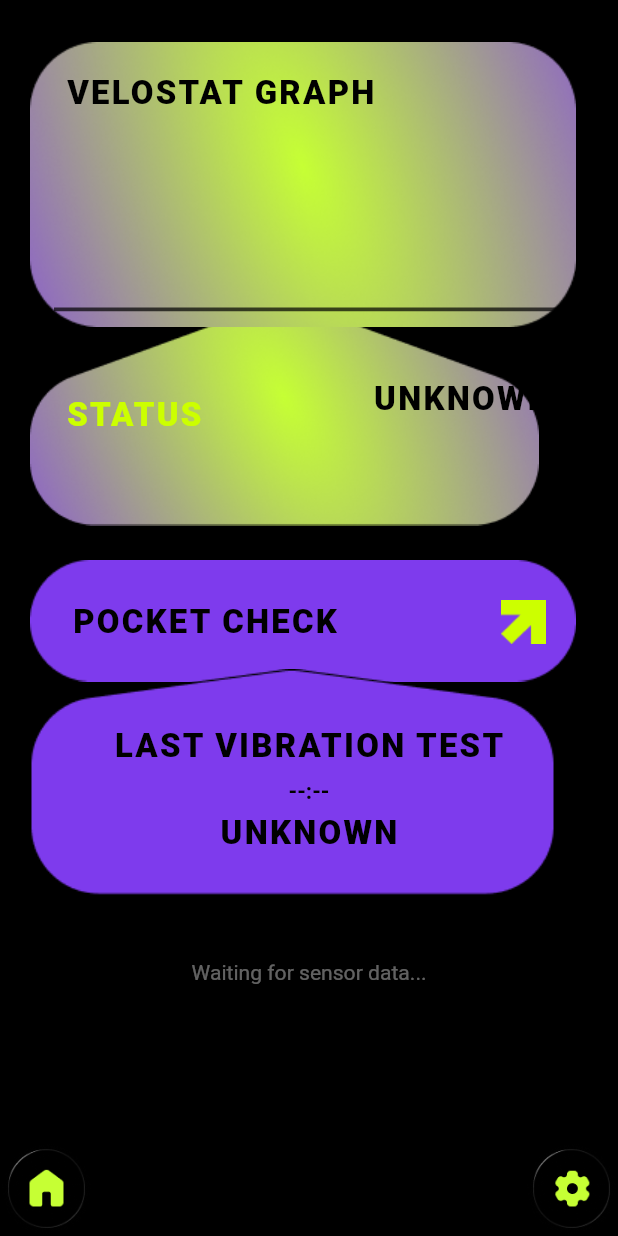
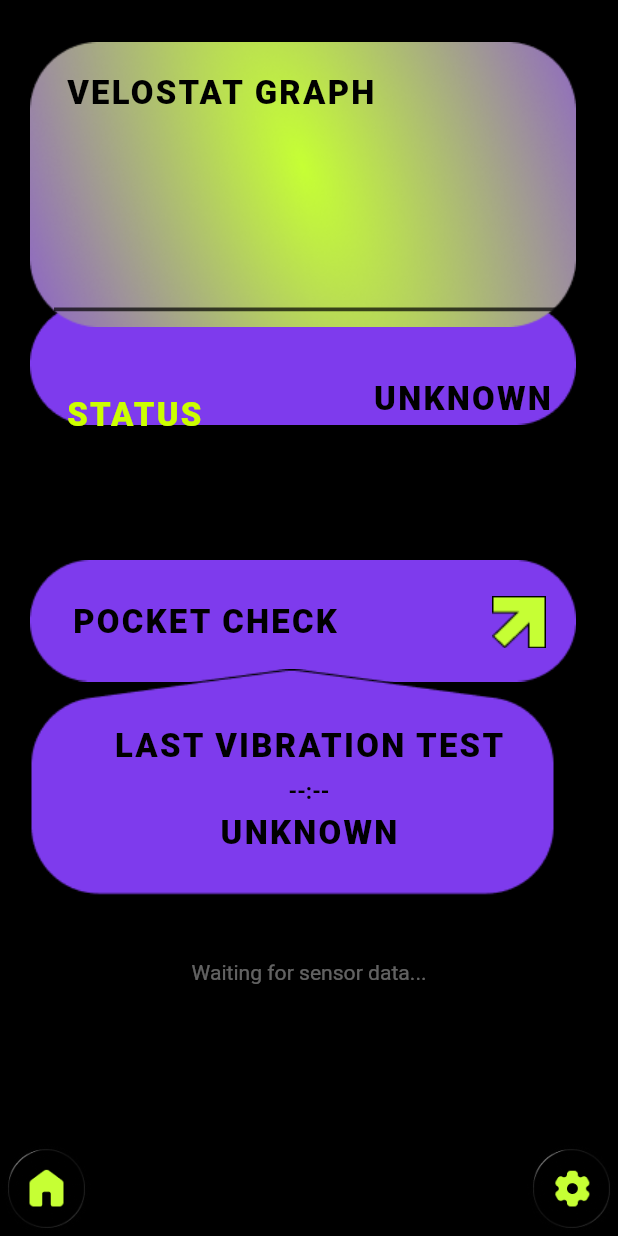
Before and after one commit to fatemaezzzi/neuroguard, a Flutter app: the CaregiverHomePage screen opened directly, after a tap on "VITALS", on a phone screen of 412 x 824 dp. Run offline on Flutter 3.47's test engine with Material 3 defaults, Android fonts, the phone set to English and light mode, and no system bars; drawn by our look-alikes of fl_chart; our stand-ins replace cloud_firestore, firebase_auth, firebase_core, firebase_database, firebase_messaging, flutter_local_notifications and 15 more; missing offline and left inert: agora_rtc_engine, flutter_foreground_task, mobile_scanner; accounts and stored records are empty.

Commit message:
fix: made changes in the UI

```diff
--- a/lib/core/services/geofence_service.dart
+++ b/lib/core/services/geofence_service.dart
@@ -26,6 +26,7 @@ class GeofenceService {
   // ─── State ────────────────────────────────────────────────────────────────
   StreamSubscription<DocumentSnapshot>? _zoneListener;
   bool _wasInsideZone = true;
+  bool _notificationsInitialised = false;
   String? _currentPatientId;
   bool _supervisedCooldown = false;
   Timer? _repeatAlertTimer;
@@ -49,6 +50,8 @@ class GeofenceService {
   // ──────────────────────────────────────────────────────────────────────────
 
   Future<void> initialise() async {
+    if (_notificationsInitialised) return;   // singleton — run once only
+    _notificationsInitialised = true;
     await _setupNotificationChannel();
   }
 
--- a/lib/features/caregiver/caregiver_home.dart
+++ b/lib/features/caregiver/caregiver_home.dart
@@ -51,9 +51,14 @@ class _CaregiverHomePageState extends State<CaregiverHomePage> {
   @override
   void initState() {
     super.initState();
-    _loadNames();
-    _registerFcmToken();
-    _listenForegroundNotifications();
+    // Defer all async work to after the first frame so the UI paints
+    // immediately instead of blocking on Firestore + FCM token writes.
+    WidgetsBinding.instance.addPostFrameCallback((_) {
+      if (!mounted) return;
+      _loadNames();
+      _registerFcmToken();
+      _listenForegroundNotifications();
+    });
   }
 
   // ── Load caregiver + patient names from Firestore ──────────────────────────
--- a/lib/features/caregiver/vitals_page.dart
+++ b/lib/features/caregiver/vitals_page.dart
@@ -206,7 +206,10 @@ class _VitalsPageState extends State<VitalsPage> {
                 _alertBanner(context, '🟡 HYPERSOMNIA — In bed over 13 hours', Colors.orange),
 
               const SizedBox(height: 12),
-              _buildBlobChain(context),
+              Padding(
+                padding: EdgeInsets.zero,
+                child: _buildBlobChain(context),
+              ),
               const SizedBox(height: 32),
               _buildBarGraphSection(context),
               const SizedBox(height: 32),
@@ -292,14 +295,16 @@ class _VitalsPageState extends State<VitalsPage> {
         width: w,
         height: totalHeight,
         child: Stack(
-          clipBehavior: Clip.none,
+          clipBehavior: Clip.hardEdge,
           children: [
 
             // STATUS
             Positioned(
               top: topStatus, left: 0, right: 0, height: h2,
               child: Stack(children: [
-                Image.asset('assets/statussleeping.png', fit: BoxFit.fill),
+                ClipRect(
+                  child: Image.asset('assets/pocketcheck.png', fit: BoxFit.fill),
+                ),
                 Positioned.fill(
                   child: Padding(
                     padding: const EdgeInsets.symmetric(horizontal: 24),
@@ -340,7 +345,9 @@ class _VitalsPageState extends State<VitalsPage> {
             Positioned(
               top: topPocket, left: 0, right: 0, height: h3,
               child: Stack(children: [
-                Image.asset('assets/pocketcheck.png', fit: BoxFit.fill),
+                ClipRect(
+                  child: Image.asset('assets/pocketcheck.png', fit: BoxFit.fill),
+                ),
                 Positioned.fill(
                   child: Padding(
                     padding: const EdgeInsets.symmetric(horizontal: 28),
@@ -354,10 +361,8 @@ class _VitalsPageState extends State<VitalsPage> {
                               widget.patientId,
                             );
                           },
-                          child: Image.asset(
-                            'assets/arrow.png',
-                            width: 30, height: 30,
-                            color: const Color(0xFFCCFF00),
+                          child: ClipRect(
+                            child: Image.asset('assets/arrow.png', fit: BoxFit.fill),
                           ),
                         ),
                       ],
@@ -371,7 +376,9 @@ class _VitalsPageState extends State<VitalsPage> {
             Positioned(
               top: topVibra, left: 0, right: 0, height: h4,
               child: Stack(children: [
-                Image.asset('assets/lastvibrationtest.png', fit: BoxFit.fill),
+              ClipRect(
+              child: Image.asset('assets/lastvibrationtest.png', fit: BoxFit.fill),
+            ),
                 Positioned.fill(
                   child: Column(
                     mainAxisAlignment: MainAxisAlignment.center,
@@ -391,7 +398,9 @@ class _VitalsPageState extends State<VitalsPage> {
             Positioned(
               top: topVelo, left: 0, right: 0, height: h1,
               child: Stack(children: [
-                Image.asset('assets/velostatgraph.png', fit: BoxFit.fill),
+      ClipRect(
+      child: Image.asset('assets/velostatgraph.png', fit: BoxFit.fill),
+      ),
                 Positioned(
                   top: 18, left: 24,
                   child: Text(
```
Also changed, not shown: lib/core/services/background_task_handler.dart (+6 -2 lines), lib/core/services/location_service.dart (+10 -3 lines), lib/core/services/permission_service.dart (+6 -3 lines), lib/main.dart (+71 -21 lines), 2 other files.
